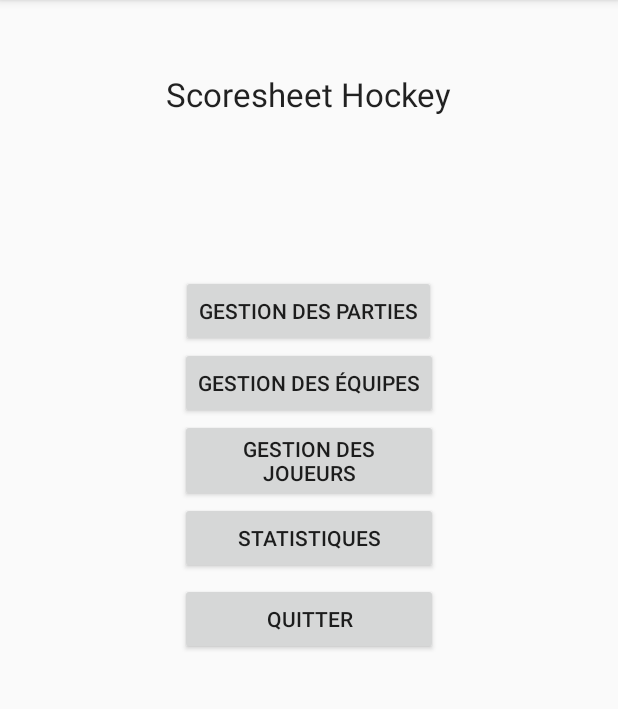
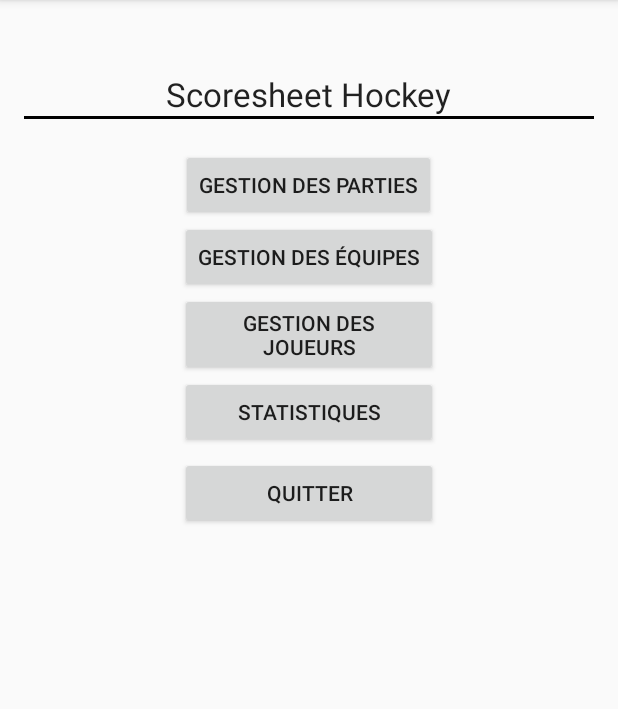
Before and after one commit to shipl0ad/ProjetHockey, an Android app: the screen it shows after launch (MainActivity), on a phone screen of 412 x 824 dp, the part 84-793 px from its top. Run offline under Robolectric (Android 15) with nearby library versions, the phone set to English and light mode, and no system bars.

Commit message:
activity main fix encore

```diff
--- a/HockeySS/app/src/main/res/layout/activity_main.xml
+++ b/HockeySS/app/src/main/res/layout/activity_main.xml
@@ -1,13 +1,18 @@
 <?xml version="1.0" encoding="utf-8"?>
 <RelativeLayout xmlns:android="http://schemas.android.com/apk/res/android"
     xmlns:tools="http://schemas.android.com/tools"
-    android:layout_width="match_parent"
-    android:layout_height="match_parent"
+    android:layout_width="wrap_content"
+    android:layout_height="wrap_content"
     android:paddingBottom="@dimen/activity_vertical_margin"
     android:paddingLeft="@dimen/activity_horizontal_margin"
     android:paddingRight="@dimen/activity_horizontal_margin"
     android:paddingTop="@dimen/activity_vertical_margin"
     tools:context="com.example.a6105160.projethockey.MainActivity">
+
+    <LinearLayout
+        android:orientation="vertical"
+        android:layout_width="match_parent"
+        android:layout_height="match_parent">
 
         <TextView
             android:layout_width="wrap_content"
@@ -17,28 +22,47 @@
             android:id="@+id/textView"
             android:layout_alignParentTop="true"
             android:layout_centerHorizontal="true"
-        android:layout_marginTop="32dp" />
+            android:layout_marginTop="32dp"
+            android:layout_gravity="center_horizontal" />
+
+        <View
+            android:layout_width="fill_parent"
+            android:layout_height="2dp"
+            android:background="#000000"
+            android:visibility="visible" />
+
+        <Space
+            android:layout_width="match_parent"
+            android:layout_height="20dp"
+            android:layout_alignParentStart="true"
+            android:id="@+id/space"
+            android:layout_alignParentEnd="true"
+            android:layout_alignBottom="@+id/scrollView" />
 
         <ScrollView
             android:layout_width="fill_parent"
-        android:layout_height="fill_parent"
+            android:layout_height="wrap_content"
             android:id="@+id/scrollView"
-        android:layout_below="@+id/textView">
+            android:layout_below="@+id/textView"
+            android:layout_alignParentBottom="false"
+            android:layout_alignParentLeft="false"
+            android:layout_alignWithParentIfMissing="false"
+            android:layout_alignParentTop="false"
+            android:layout_centerVertical="true">
 
             <RelativeLayout
                 android:layout_width="match_parent"
                 android:layout_height="match_parent"
-            android:layout_centerHorizontal="true"
-            android:layout_below="@+id/textView">
+                android:layout_below="@+id/scrollView"
+                android:layout_alignParentStart="true">
 
                 <Button
                     android:layout_width="wrap_content"
                     android:layout_height="wrap_content"
                     android:text="Gestion des parties"
                     android:id="@+id/button1"
-                android:layout_alignParentTop="true"
-                android:layout_centerHorizontal="true"
-                android:layout_marginTop="106dp" />
+                    android:layout_alignParentTop="false"
+                    android:layout_centerHorizontal="true" />
 
                 <Button
                     android:layout_width="wrap_content"
@@ -46,7 +70,8 @@
                     android:text="Gestion des équipes"
                     android:id="@+id/button2"
                     android:layout_below="@+id/button1"
-                android:layout_centerHorizontal="true" />
+                    android:layout_centerHorizontal="true"
+                    android:layout_alignParentTop="false" />
 
                 <Button
                     android:layout_width="wrap_content"
@@ -55,7 +80,8 @@
                     android:id="@+id/button3"
                     android:layout_below="@+id/button2"
                     android:layout_alignEnd="@+id/button2"
-                android:layout_alignStart="@+id/button2" />
+                    android:layout_alignStart="@+id/button2"
+                    android:layout_alignParentTop="false" />
 
                 <Button
                     android:layout_width="wrap_content"
@@ -64,7 +90,8 @@
                     android:id="@+id/button10"
                     android:layout_below="@+id/button3"
                     android:layout_alignStart="@+id/button3"
-                android:layout_alignEnd="@+id/button3" />
+                    android:layout_alignEnd="@+id/button3"
+                    android:layout_alignParentTop="false" />
 
                 <Button
                     android:layout_width="wrap_content"
@@ -74,8 +101,10 @@
                     android:layout_below="@+id/button3"
                     android:layout_marginTop="54dp"
                     android:layout_alignEnd="@+id/button10"
-                android:layout_alignStart="@+id/button10" />
+                    android:layout_alignStart="@+id/button10"
+                    android:layout_alignParentTop="false" />
             </RelativeLayout>
         </ScrollView>
+    </LinearLayout>
 
 </RelativeLayout>
```
Lines whose indentation alone changed are shown as unchanged.
